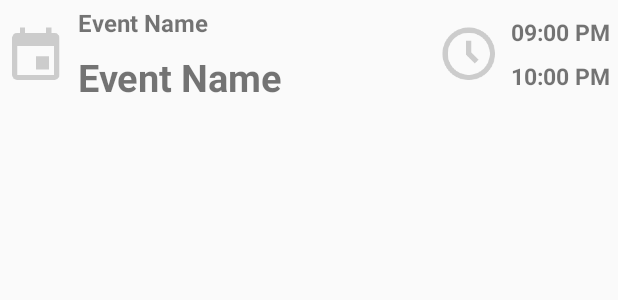
After one commit to ameerak01/CalendarProject_Team4, an Android app: the layout event_list_item.xml on its own in the app's theme, with its tools: preview values and no code run, on a phone screen of 412 x 824 dp. The commit adds this screen. Shown: the top 300 px of the screen. Run offline under Robolectric (Android 15) with nearby library versions, the phone set to English and light mode, and no system bars.

```diff
--- a/app/src/main/AndroidManifest.xml
+++ b/app/src/main/AndroidManifest.xml
@@ -1,6 +1,6 @@
 <?xml version="1.0" encoding="utf-8"?>
-<manifest xmlns:android="http://schemas.android.com/apk/res/android"
-    package="com.example.ameerak.calendarproject_team4">
+<manifest package="com.example.ameerak.calendarproject_team4"
+    xmlns:android="http://schemas.android.com/apk/res/android">
 
     <application
         android:allowBackup="true"
@@ -28,6 +28,7 @@
         </activity>
         <activity android:name=".EditEvent" />
         <activity android:name=".AddEvent" />
+        <activity android:name=".ListEvents"></activity>
     </application>
 
 </manifest>
--- a/app/src/main/java/com/example/ameerak/calendarproject_team4/AddEvent.java
+++ b/app/src/main/java/com/example/ameerak/calendarproject_team4/AddEvent.java
@@ -71,7 +71,7 @@ public class AddEvent extends AppCompatActivity {
         mEventTitle.setText(mEvent.getTitle());
 
         mEventDate =
-                (TextView) findViewById(R.id.event_date);
+                (TextView) findViewById(R.id.event_name);
         mEventDate.setText(mSdfDate.format(mStartTime.getTime()));
         // DatePicker dialog for user to change event date
         mEventDate.setOnClickListener(new View.OnClickListener() {
--- a/app/src/main/java/com/example/ameerak/calendarproject_team4/EditEvent.java
+++ b/app/src/main/java/com/example/ameerak/calendarproject_team4/EditEvent.java
@@ -59,7 +59,7 @@ public class EditEvent extends AppCompatActivity {
         mEventTitle.setText(mEvent.getTitle());
 
         mEventDate =
-                (TextView) findViewById(R.id.event_date);
+                (TextView) findViewById(R.id.event_name);
         mEventDate.setText(mSdfDate.format(mStartTime.getTime()));
         // DatePicker dialog for user to change event date
         mEventDate.setOnClickListener(new View.OnClickListener() {
--- a/app/src/main/java/com/example/ameerak/calendarproject_team4/controller_layer/EventController.java
+++ b/app/src/main/java/com/example/ameerak/calendarproject_team4/controller_layer/EventController.java
@@ -59,4 +59,9 @@ public class EventController {
     public void deleteEvent(UUID eventId) {
         mEventList.deleteEvent(eventId);
     }
+
+    // Returns a list of 0 or more events with matching titles (Ignores case)
+    public ArrayList<Event> searchEvent(String eventTitle) {
+        return mEventList.searchEvent(eventTitle);
+    }
 }
--- a/app/src/main/res/layout/activity_add_event.xml
+++ b/app/src/main/res/layout/activity_add_event.xml
@@ -55,7 +55,7 @@
                 android:orientation="vertical">
 
                 <TextView
-                    android:id="@+id/event_date"
+                    android:id="@+id/event_name"
                     android:layout_width="wrap_content"
                     android:layout_height="wrap_content"
                     android:paddingBottom="10dp"
--- a/app/src/main/res/layout/activity_edit_event.xml
+++ b/app/src/main/res/layout/activity_edit_event.xml
@@ -55,7 +55,7 @@
                 android:orientation="vertical">
 
                 <TextView
-                    android:id="@+id/event_date"
+                    android:id="@+id/event_name"
                     android:layout_width="wrap_content"
                     android:layout_height="wrap_content"
                     android:paddingBottom="10dp"
--- /dev/null
+++ b/app/src/main/res/layout/event_list_item.xml
@@ -0,0 +1,85 @@
+<?xml version="1.0" encoding="utf-8"?>
+<RelativeLayout xmlns:android="http://schemas.android.com/apk/res/android"
+    android:layout_width="match_parent"
+    android:layout_height="wrap_content">
+
+    <LinearLayout
+        android:orientation="horizontal"
+        android:layout_width="match_parent"
+        android:layout_height="wrap_content">
+
+        <ImageView
+            android:layout_width="wrap_content"
+            android:layout_height="wrap_content"
+            android:id="@+id/imageView"
+            android:src="@mipmap/ic_calendar"
+            android:layout_gravity="center_vertical" />
+
+        <LinearLayout
+            android:orientation="vertical"
+            android:layout_width="match_parent"
+            android:layout_height="wrap_content">
+
+            <TextView
+                android:id="@+id/event_date"
+                android:layout_width="wrap_content"
+                android:layout_height="wrap_content"
+                android:padding="4dp"
+                android:text="Event Name"
+                android:textSize="16sp"
+                android:textStyle="bold"
+                android:layout_below="@+id/textView"
+                android:layout_alignParentLeft="true" />
+
+            <TextView
+                android:id="@+id/event_name"
+                android:layout_width="wrap_content"
+                android:layout_height="wrap_content"
+                android:padding="4dp"
+                android:text="Event Name"
+                android:textSize="25sp"
+                android:textStyle="bold"
+                android:layout_below="@+id/event_date"
+                android:layout_alignParentStart="true" />
+        </LinearLayout>
+    </LinearLayout>
+
+    <ImageView
+        android:layout_width="wrap_content"
+        android:layout_height="wrap_content"
+        android:src="@mipmap/ic_clock"
+        android:layout_centerVertical="true"
+        android:layout_toStartOf="@+id/linearLayout" />
+
+    <LinearLayout
+        android:orientation="vertical"
+        android:layout_width="wrap_content"
+        android:layout_height="wrap_content"
+        android:layout_alignParentEnd="true"
+        android:id="@+id/linearLayout"
+        android:layout_alignParentBottom="false"
+        android:layout_centerVertical="true">
+
+        <TextView
+            android:id="@+id/event_start_time"
+            android:layout_width="75dp"
+            android:layout_height="wrap_content"
+            android:layout_alignParentEnd="true"
+            android:padding="4dp"
+            android:text="09:00 PM"
+            android:textSize="15sp"
+            android:textStyle="bold" />
+
+        <TextView
+            android:id="@+id/event_end_time"
+            android:layout_width="75dp"
+            android:layout_height="wrap_content"
+            android:layout_alignParentEnd="true"
+            android:layout_below="@+id/event_start_time"
+            android:padding="4dp"
+            android:text="10:00 PM"
+            android:textSize="15sp"
+            android:textStyle="bold" />
+    </LinearLayout>
+
+</RelativeLayout>
```
Also changed, not shown: app/src/main/java/com/example/ameerak/calendarproject_team4/EventListAdapter.java (added, +53 -0 lines), app/src/main/java/com/example/ameerak/calendarproject_team4/ListEvents.java (added, +33 -0 lines), app/src/main/java/com/example/ameerak/calendarproject_team4/business_objects_layer/EventList.java (+14 -0 lines).
